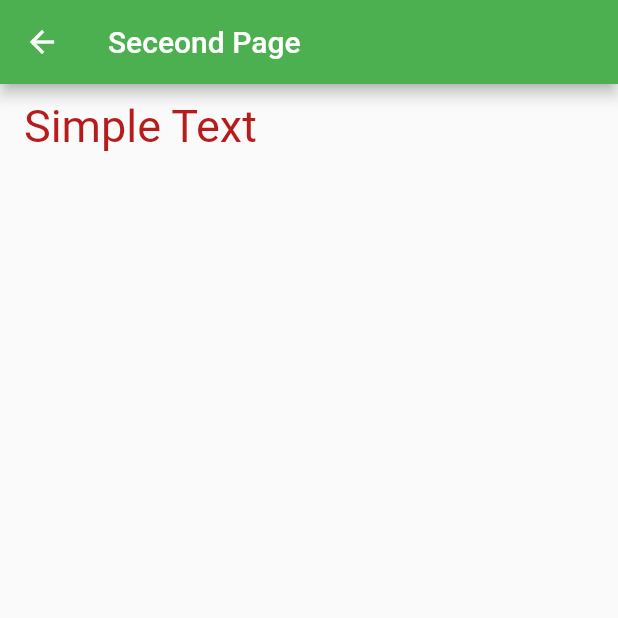
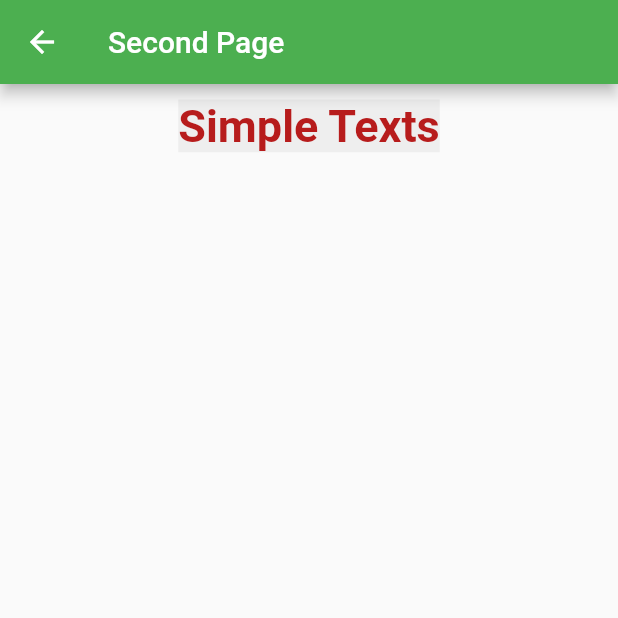
Before and after one commit to NellySsenkumba/e_shop, a Flutter app: the TextScreen screen opened directly, on a phone screen of 412 x 824 dp, the top half of it. Run offline on Flutter 3.47's test engine with Material 2 defaults, Android fonts, the light colour scheme and no system bars.

Commit message:
Update text_screen.dart

```diff
--- a/lib/Screens/text_screen.dart
+++ b/lib/Screens/text_screen.dart
@@ -7,17 +7,20 @@ class TextScreen extends StatelessWidget {
   Widget build(BuildContext context) {
     return Scaffold(
         appBar: AppBar(
-          title: Text("Seceond Page"),
+          title: Text("Second Page"),
           backgroundColor: Colors.green,
         ),
       body: ListView(
         children: [
           ListTile(
-            title: Text("Simple Text",
+            title: Text("Simple Texts",
               style: TextStyle(
                 fontSize: 30,
-                color: Colors.red.shade900
+                color: Colors.red.shade900,
+                fontWeight: FontWeight.bold,
+                backgroundColor: Colors.grey.shade200
               ),
+              textAlign: TextAlign.center,
             ),
           )
         ],
```
